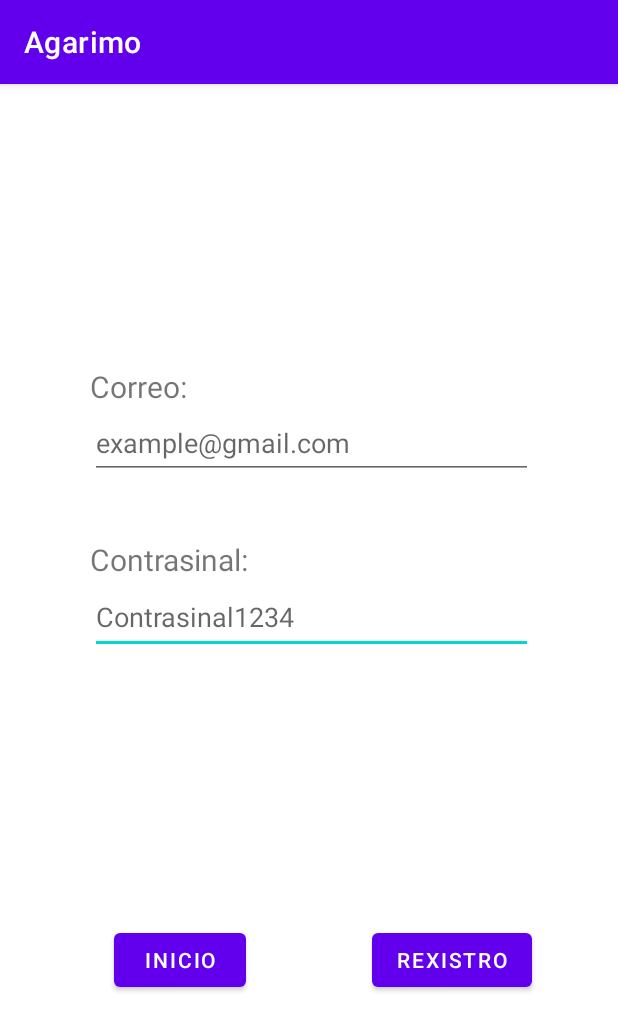
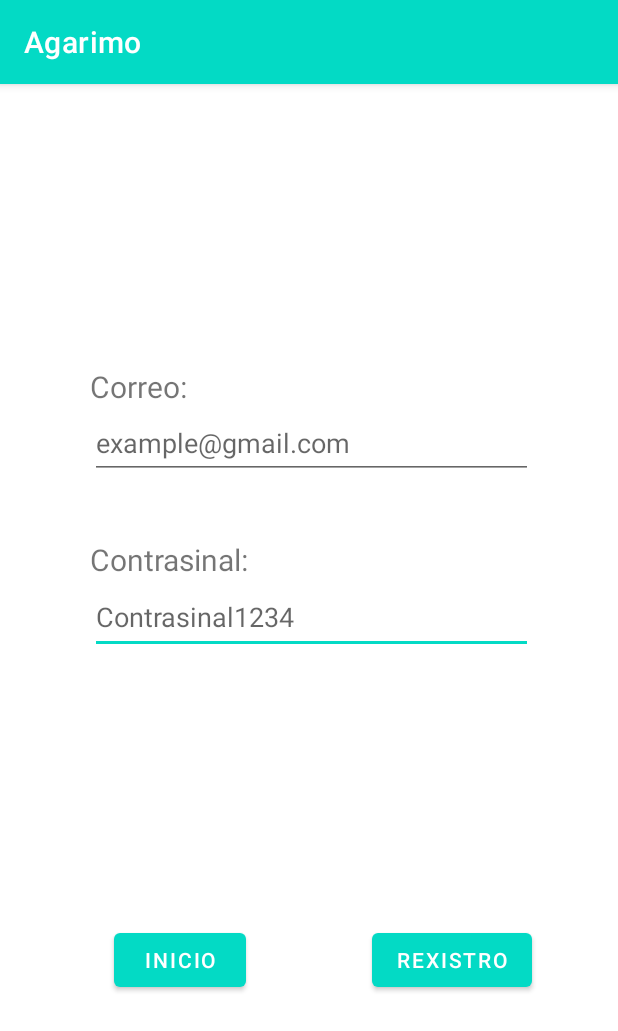
Before and after one commit to AlejandroGonzalez02/Agarimo, an Android app: the screen it shows after launch (Rexistro), on a phone screen of 412 x 824 dp. Shown: the top 1031 px of the screen. Run offline under Robolectric (Android 15) with nearby library versions, the phone set to English and light mode, and no system bars; our stand-ins replace Firebase (no records; nobody signed in at launch, a user with empty details on screens opened directly).

Commit message:
splashscreen

```diff
--- a/app/build.gradle
+++ b/app/build.gradle
@@ -44,6 +44,10 @@ dependencies {
     implementation 'com.google.android.material:material:1.5.0'
     implementation 'com.google.android.gms:play-services-maps:18.0.2'
     implementation 'androidx.constraintlayout:constraintlayout:2.1.3'
+    implementation 'androidx.preference:preference:1.1.1'
+    implementation 'androidx.legacy:legacy-support-v4:1.0.0'
+    implementation 'androidx.lifecycle:lifecycle-livedata-ktx:2.3.1'
+    implementation 'androidx.lifecycle:lifecycle-viewmodel-ktx:2.3.1'
     testImplementation 'junit:junit:'
     androidTestImplementation 'androidx.test.ext:junit:1.1.3'
     androidTestImplementation 'androidx.test.espresso:espresso-core:3.4.0'
--- a/app/src/main/AndroidManifest.xml
+++ b/app/src/main/AndroidManifest.xml
@@ -17,7 +17,8 @@
         android:theme="@style/Theme.Agarimo">
         <activity
             android:name=".Rexistro"
-            android:exported="true">
+            android:exported="true"
+            android:theme="@style/SplashTheme">
             <intent-filter>
                 <action android:name="android.intent.action.MAIN" />
 
--- a/app/src/main/java/com/example/agarimo/Rexistro.kt
+++ b/app/src/main/java/com/example/agarimo/Rexistro.kt
@@ -20,9 +20,9 @@ class Rexistro : AppCompatActivity() {
     private lateinit var mMap: GoogleMap
 
     override fun onCreate(savedInstanceState: Bundle?) {
-        /*IDEAZA
+        //IDEAZA
         Thread.sleep(2000)
-        setTheme(R.layout.pantallainicial)*/
+        setTheme(R.style.Theme_Agarimo)
 
         super.onCreate(savedInstanceState)
         setContentView(R.layout.activity_rexistro)
--- /dev/null
+++ b/app/src/main/res/drawable/splashscreen.xml
@@ -0,0 +1,8 @@
+<?xml version="1.0" encoding="utf-8"?>
+<layer-list xmlns:android="http://schemas.android.com/apk/res/android">
+    <item android:drawable="@color/white"/>
+    <item>
+        <bitmap android:src="@mipmap/icona"
+            android:gravity="center"/>
+    </item>
+</layer-list>
--- a/app/src/main/res/values/themes.xml
+++ b/app/src/main/res/values/themes.xml
@@ -2,8 +2,8 @@
     <!-- Base application theme. -->
     <style name="Theme.Agarimo" parent="Theme.MaterialComponents.DayNight.DarkActionBar">
         <!-- Primary brand color. -->
-        <item name="colorPrimary">@color/purple_500</item>
-        <item name="colorPrimaryVariant">@color/purple_700</item>
+        <item name="colorPrimary">@color/teal_200</item>
+        <item name="colorPrimaryVariant">@color/teal_700</item>
         <item name="colorOnPrimary">@color/white</item>
         <!-- Secondary brand color. -->
         <item name="colorSecondary">@color/teal_200</item>
@@ -13,4 +13,8 @@
         <item name="android:statusBarColor" tools:targetApi="l">?attr/colorPrimaryVariant</item>
         <!-- Customize your theme here. -->
     </style>
+
+    <style name="SplashTheme" parent="Theme.Agarimo">
+        <item name="android:windowBackground">@drawable/splashscreen</item>
+    </style>
 </resources>
--- a/build.gradle
+++ b/build.gradle
@@ -6,7 +6,7 @@ buildscript {
     }
     dependencies {
         classpath "com.android.tools.build:gradle:7.0.4"
-        classpath "org.jetbrains.kotlin:kotlin-gradle-plugin:1.6.0"
+        classpath 'org.jetbrains.kotlin:kotlin-gradle-plugin:1.6.10'
         classpath 'com.google.gms:google-services:4.3.10'
 
         //map
```
Also changed, not shown: app/src/main/res/layout/pantallainicial.xml (deleted, +0 -30 lines), app/src/main/res/values/strings.xml (+14 -0 lines), app/src/main/res/mipmap-xxhdpi/icona.png (renamed from app/src/main/res/drawable/icona.png).
